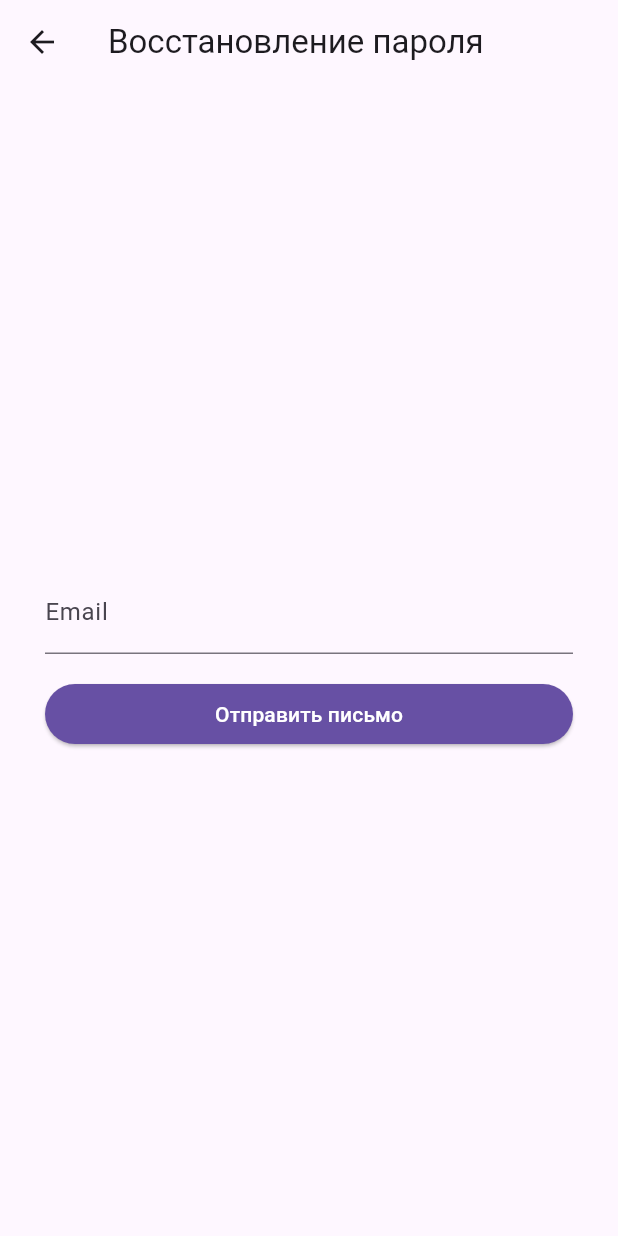
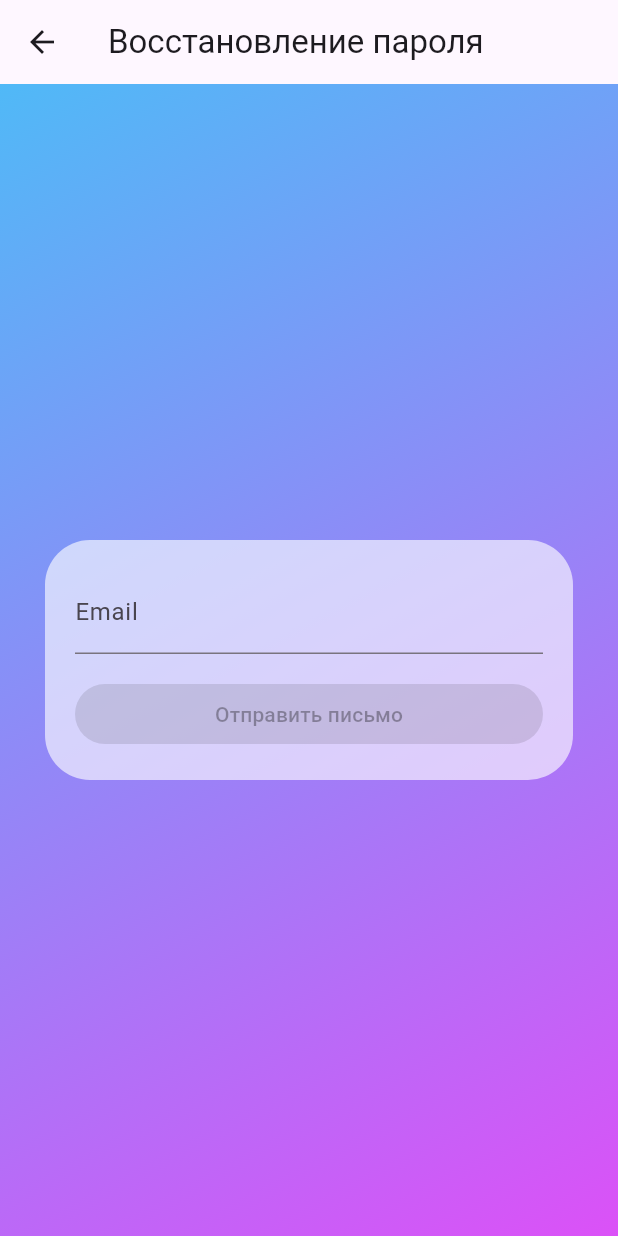
Before and after one commit to Vladislave008/Diary_App, a Flutter app: the screen it shows after launch, after a tap on "Не помню пароль", on a phone screen of 412 x 824 dp. Run offline on Flutter 3.47's test engine with Material 3 defaults, Android fonts, the phone set to English and light mode, and no system bars; our stand-ins replace firebase_auth, firebase_core; accounts and stored records are empty.

Commit message:
visual design

```diff
--- a/lib/screens/auth_screen.dart
+++ b/lib/screens/auth_screen.dart
@@ -44,7 +44,7 @@ class _AuthScreenState extends State<AuthScreen> {
       final snackBar = SnackBar(
           content: Text(message),
           duration: Duration(seconds: 5),
-          backgroundColor: Theme.of(context).primaryColor);
+          backgroundColor: const Color.fromARGB(220, 255, 102, 0));
       ScaffoldMessenger.of(context).showSnackBar(snackBar);
     }
 
@@ -145,6 +145,7 @@ class _AuthScreenState extends State<AuthScreen> {
     return Scaffold(
       resizeToAvoidBottomInset: true,
       appBar: AppBar(
+        backgroundColor: const Color.fromARGB(159, 207, 234, 250),
         title: Text(buttonText),
         //title: isLogin ? Text('Войти в аккаунт') : Text('Создать аккаунт'),
         actions: <Widget>[
@@ -156,7 +157,7 @@ class _AuthScreenState extends State<AuthScreen> {
               builder: (BuildContext context) => AlertDialog(
                 title: const Text('Аутентификация пользователя'),
                 content: const Text(
-                    'При создании и использовании аккаунта лучше использовать реальные почтовые адреса, иначе будет утрачена возможность восстанавливать утерянные пароли'),
+                    'При создании аккаунта лучше использовать реальные почтовые адреса, иначе будет утрачена возможность восстанавливать утерянные пароли'),
                 actions: <Widget>[
                   TextButton(
                     onPressed: () => Navigator.pop(context, 'OK'),
@@ -168,10 +169,26 @@ class _AuthScreenState extends State<AuthScreen> {
           ),
         ],
       ),
-      body: Center(
+      body: Container(
+          decoration: BoxDecoration(
+            gradient: LinearGradient(
+              begin: Alignment.topLeft,
+              end: Alignment.bottomRight,
+              colors: [
+                const Color.fromARGB(255, 80, 185, 247),
+                const Color.fromARGB(255, 219, 81, 247)
+              ],
+            ),
+          ),
+          padding: const EdgeInsets.all(30.0),
+          child: Center(
               child: SingleChildScrollView(
             child: Container(
-            padding: const EdgeInsets.all(30.0),
+                decoration: BoxDecoration(
+                  color: const Color.fromARGB(160, 255, 255, 255),
+                  borderRadius: BorderRadius.circular(30),
+                ),
+                padding: const EdgeInsets.all(20.0),
                 child: Column(
                     crossAxisAlignment: CrossAxisAlignment.center,
                     mainAxisAlignment: MainAxisAlignment.center,
@@ -179,7 +196,6 @@ class _AuthScreenState extends State<AuthScreen> {
                     children: (isLogin
                         ? [
                             Container(
-                          //color: Colors.blue,
                               child: AuthForm(
                                 authButtonText: buttonText,
                                 onAuth: onAuth,
@@ -188,7 +204,6 @@ class _AuthScreenState extends State<AuthScreen> {
                               ),
                             ),
                             Container(
-                            //color : Colors.green,
                                 child: Column(children: [
                               TextButton(
                                 child: Text(logRegButtonText),
@@ -216,16 +231,15 @@ class _AuthScreenState extends State<AuthScreen> {
                               height: 10,
                             ),
                             Container(
-                            //color: Colors.blue,
                                 child: RegForm(
                               authButtonText: buttonText,
                               onAuth: onReg,
                               emailController: emailController,
                               passwordController: passwordController,
-                          passwordConfirmController: passwordConfirmController,
+                              passwordConfirmController:
+                                  passwordConfirmController,
                             )),
                             Container(
-                            //color : Colors.green,
                                 child: Column(children: [
                               TextButton(
                                 child: Text(logRegButtonText),
@@ -237,7 +251,7 @@ class _AuthScreenState extends State<AuthScreen> {
                               ),
                             ])),
                           ]))),
-      )),
+          ))),
     );
   }
 }
--- a/lib/screens/reset_password_screen.dart
+++ b/lib/screens/reset_password_screen.dart
@@ -10,24 +10,20 @@ class ResetScreen extends StatefulWidget {
 }
 
 class _ResetScreenState extends State<ResetScreen> {
-  bool isLogin = false;
   final FirebaseService firebaseService = FirebaseService();
+  final TextEditingController emailController = TextEditingController();
 
-  final TextEditingController emailController = TextEditingController();
-  final TextEditingController passwordController = TextEditingController();
-
-  void showSnackbar(message) {
+  void showSnackbar(String message) {
     final snackBar = SnackBar(
         content: Text(message),
-        duration: Duration(seconds: 5),
-        backgroundColor: Theme.of(context).primaryColor);
+        duration: const Duration(seconds: 5),
+        backgroundColor: const Color.fromARGB(255, 255, 102, 0));
     ScaffoldMessenger.of(context).showSnackBar(snackBar);
   }
 
   @override
   void dispose() {
     emailController.dispose();
-    passwordController.dispose();
     super.dispose();
   }
 
@@ -35,11 +31,28 @@ class _ResetScreenState extends State<ResetScreen> {
   Widget build(BuildContext context) {
     return Scaffold(
       appBar: AppBar(
-        title: Text('Восстановление пароля'),
+        title: const Text('Восстановление пароля'),
       ),
-      body: Padding(
+      body: Container(
+          decoration: BoxDecoration(
+            gradient: LinearGradient(
+              begin: Alignment.topLeft,
+              end: Alignment.bottomRight,
+              colors: [
+                const Color.fromARGB(255, 80, 185, 247),
+                const Color.fromARGB(255, 219, 81, 247),
+              ],
+            ),
+          ),
           padding: const EdgeInsets.all(30.0),
           child: Center(
+            child: SingleChildScrollView(
+              child: Container(
+                decoration: BoxDecoration(
+                  color: const Color.fromARGB(160, 255, 255, 255),
+                  borderRadius: BorderRadius.circular(30),
+                ),
+                padding: const EdgeInsets.all(20.0),
                 child: Column(
                   crossAxisAlignment: CrossAxisAlignment.stretch,
                   mainAxisSize: MainAxisSize.min,
@@ -47,26 +60,36 @@ class _ResetScreenState extends State<ResetScreen> {
                     TextFormField(
                       controller: emailController,
                       decoration: const InputDecoration(labelText: 'Email'),
-                    obscureText: false),
+                      onChanged: (value) {
+                        setState(() {}); // обновить состояние кнопки
+                      },
+                      obscureText: false,
+                    ),
                     const SizedBox(height: 16.0),
                     ElevatedButton(
-                  onPressed: () {
+                      onPressed: emailController.text.isEmpty
+                          ? null
+                          : () {
                               String email = emailController.text.trim();
                               if (email.isEmpty) {
-                      print('empty_field');
-                      showSnackbar('Введите свой адрес электронной почты');
+                                showSnackbar(
+                                    'Введите свой адрес электронной почты');
                               } else {
                                 firebaseService.resetUserPassword(email);
-                      showSnackbar('Сообщение отправлено вам на почту');
+                                showSnackbar(
+                                    'Сообщение отправлено вам на почту');
                               }
                             },
                       style: ElevatedButton.styleFrom(
-                    backgroundColor: Theme.of(context).primaryColor,
-                    foregroundColor: Theme.of(context).colorScheme.onPrimary,
+                        backgroundColor: const Color.fromARGB(255, 255, 102, 0),
+                        foregroundColor:
+                            Theme.of(context).colorScheme.onPrimary,
                       ),
-                  child: Text('Отправить письмо'),
+                      child: const Text('Отправить письмо'),
                     ),
                   ],
+                ),
+              ),
             ),
           )),
     );
--- a/lib/widgets/auth_form.dart
+++ b/lib/widgets/auth_form.dart
@@ -21,6 +21,10 @@ class AuthForm extends StatefulWidget {
 class _AuthFormState extends State<AuthForm> {
   bool _isPasswordVisible = false; // Переменная для состояния видимости пароля
 
+  void _updateButtonState() {
+    setState(() {});
+  }
+
   @override
   Widget build(BuildContext context) {
     return Column(
@@ -28,11 +32,13 @@ class _AuthFormState extends State<AuthForm> {
       crossAxisAlignment: CrossAxisAlignment.stretch,
       children: [
         TextFormField(
+          onChanged: (value) => _updateButtonState(),
           controller: widget.emailController,
           decoration: const InputDecoration(labelText: 'Email'),
           // Если необходимо, добавьте обработчик onChanged, но избегайте тяжелых операций здесь
         ),
         TextFormField(
+          onChanged: (value) => _updateButtonState(),
           controller: widget.passwordController,
           decoration: InputDecoration(
             labelText: 'Password',
@@ -52,15 +58,23 @@ class _AuthFormState extends State<AuthForm> {
         ),
 
         const SizedBox(height: 16.0),
+
         ElevatedButton(
-          onPressed: widget.onAuth,
+          onPressed: widget.emailController.text.isEmpty ||
+                  widget.passwordController.text.isEmpty
+              ? null
+              : widget.onAuth,
           style: ElevatedButton.styleFrom(
-            backgroundColor: Theme.of(context).primaryColor,
+            backgroundColor: const Color.fromARGB(255, 255, 102, 0),
             foregroundColor: Theme.of(context).colorScheme.onPrimary,
+            shape: RoundedRectangleBorder(
+              borderRadius: BorderRadius.circular(30.0),
+            ),
           ),
           child: Text(widget.authButtonText),
         ),
         const SizedBox(height: 16.0),
+
         // Здесь вы можете добавить другие кнопки, если нужно.
       ],
     );
--- a/lib/widgets/reg_form.dart
+++ b/lib/widgets/reg_form.dart
@@ -74,8 +74,11 @@ class _AuthFormState extends State<RegForm> {
         ElevatedButton(
           onPressed: widget.onAuth,
           style: ElevatedButton.styleFrom(
-            backgroundColor: Theme.of(context).primaryColor,
+            backgroundColor: const Color.fromARGB(255, 255, 102, 0),
             foregroundColor: Theme.of(context).colorScheme.onPrimary,
+            shape: RoundedRectangleBorder(
+              borderRadius: BorderRadius.circular(30.0),
+            ),
           ),
           child: Text(widget.authButtonText),
         ),
```
Also changed, not shown: lib/firebase_service.dart (+29 -20 lines), lib/test.dart (+12 -3 lines). Lines whose indentation alone changed are shown as unchanged.
